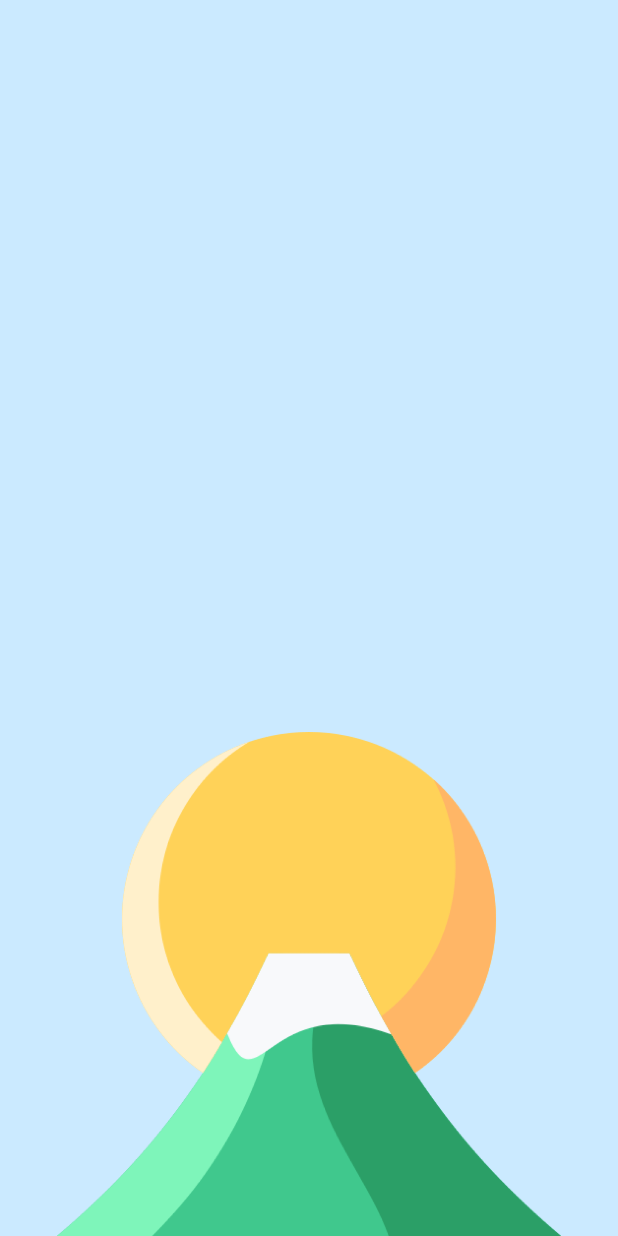
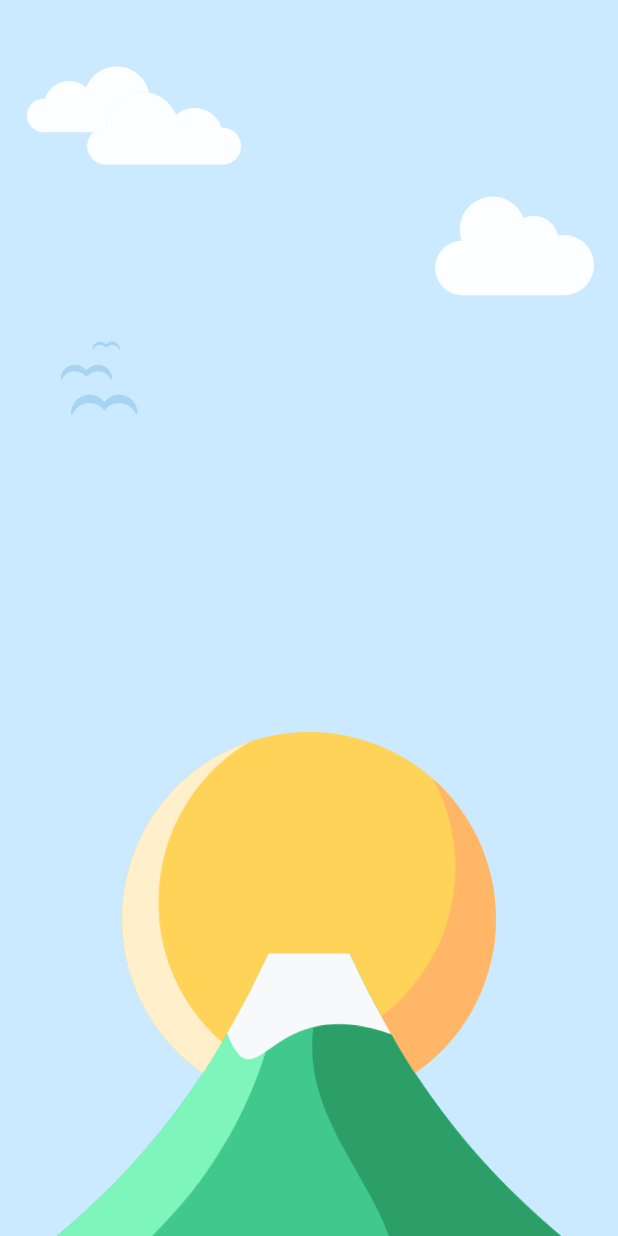
Before and after one commit to fadlinaufal06/Mountain-App, an Android app: the SplashScreenActivity screen opened directly, with no data from a screen before it, on a phone screen of 412 x 824 dp. Run offline under Robolectric (Android 15) with nearby library versions, the phone set to English and light mode, and no system bars.

```diff
--- a/app/src/main/res/layout/activity_splashscreen.xml
+++ b/app/src/main/res/layout/activity_splashscreen.xml
@@ -8,6 +8,18 @@
     tools:context=".ui.splashscreen.SplashScreenActivity">
 
     <ImageView
+        android:layout_width="0dp"
+        android:layout_height="281dp"
+        android:layout_marginStart="16dp"
+        android:layout_marginEnd="16dp"
+        android:contentDescription="@string/sky_picture"
+        android:src="@drawable/sky"
+        app:layout_constraintEnd_toEndOf="parent"
+        app:layout_constraintStart_toStartOf="parent"
+        app:layout_constraintTop_toTopOf="parent" />
+
+    <ImageView
+        android:id="@+id/imageView"
         android:layout_width="336dp"
         android:layout_height="336dp"
         android:contentDescription="@string/mount_picture"
```
Also changed, not shown: app/src/main/res/drawable-v24/sky.png (added), app/src/main/res/font/redhatdisplay_black.ttf (added), app/src/main/res/font/redhatdisplay_bold.ttf (added), app/src/main/res/font/redhatdisplay_extrabold.ttf (added), app/src/main/res/font/redhatdisplay_light.ttf (added), app/src/main/res/font/redhatdisplay_medium.ttf (added), app/src/main/res/font/redhatdisplay_regular.ttf (added), app/src/main/res/font/redhatdisplay_semibold.ttf (added).
